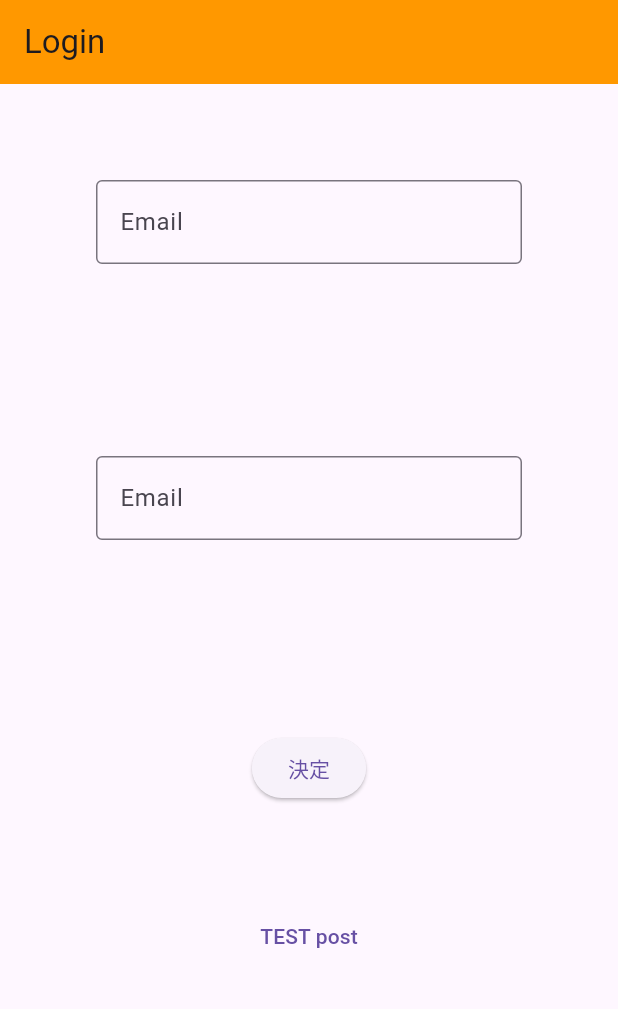
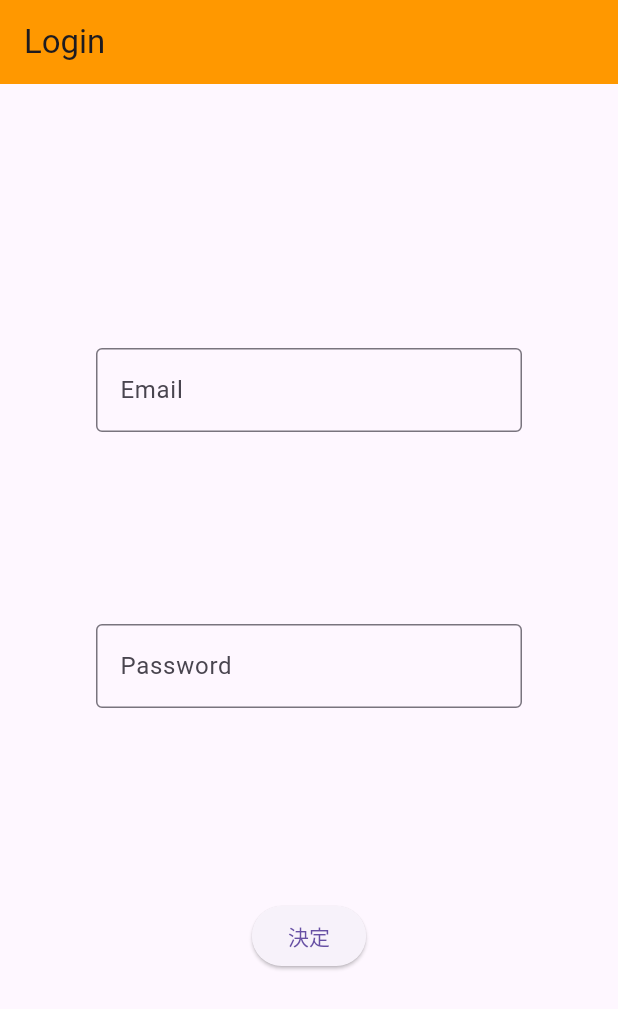
Before and after one commit to onion0904/segon_pix, a Flutter app: the screen it shows after launch, on a phone screen of 412 x 824 dp. Shown: the top 1009 px of the screen. Run offline on Flutter 3.47's test engine with Material 3 defaults, Android fonts, the phone set to English and light mode, and no system bars; our stand-ins replace flutter_hooks, go_router.

```diff
--- a/client/lib/screens/commons/sign_form.dart
+++ b/client/lib/screens/commons/sign_form.dart
@@ -40,7 +40,7 @@ class SignForm extends HookWidget {
             controller: passwordController,
             validator: passwordValiator,
             decoration: const InputDecoration(
-                              border: OutlineInputBorder(), labelText: "Email"),
+                              border: OutlineInputBorder(), labelText: "Password"),
                         ),
           ),
       Padding(
--- a/client/lib/screens/logins/logins.dart
+++ b/client/lib/screens/logins/logins.dart
@@ -3,7 +3,6 @@ import 'package:flutter_hooks/flutter_hooks.dart';
 import 'splash.dart';
 import 'sign_in.dart';
 import 'sign_up.dart';
-import 'test.dart';
 
 class Logins extends HookWidget {
   const Logins({super.key});
@@ -13,9 +12,6 @@ class Logins extends HookWidget {
     final index = useState(0);
 
     final loginUIList = [
-      Test(changeIndex: (int a) {
-        index.value = a;
-      }),
       const Splash(),
       SignIn(changeIndex: (int a) {
         index.value = a;
--- a/client/lib/screens/logins/sign_in.dart
+++ b/client/lib/screens/logins/sign_in.dart
@@ -12,9 +12,9 @@ class SignIn extends HookWidget {
     return Column(
       children: [
         SignForm(),
-        TextButton(
-        onPressed: () => changeIndex(0),
-        child: const Text("Go to Sign Up"),
+          TextButton(
+          onPressed: () => changeIndex(0),
+          child: const Text("Go to Sign Up"),
         ),
       ]
     );
--- a/client/lib/screens/logins/test.dart
+++ /dev/null
@@ -1,45 +0,0 @@
-import 'package:flutter/material.dart';
-import '../commons/sign_form.dart';
-import 'dart:convert';
-import 'package:http/http.dart' as http;
-
-class Test extends StatelessWidget {
-  final void Function(int) changeIndex;
-  const Test({super.key, required this.changeIndex});
-
-  @override
-  Widget build(context) {
-    return Column(children: [
-      SignForm(),
-      TextButton(
-          child: const Text("TEST post"),
-          onPressed: () async {
-            const user = TestUser();
-            await createAlbum(user);
-            changeIndex(0);
-          })
-    ]);
-  }
-}
-
-class TestUser {
-  final String name = "hoge";
-  final String profile = "fuga";
-  final String email = "unkofhc";
-  final int age = 1;
-
-  const TestUser();
-
-  Map<String, dynamic> toJson() =>
-      {"name": name, "profile": profile, "email": email, "age": age};
-}
-
-Future<http.Response> createAlbum(TestUser user) {
-  return http.post(
-    Uri.parse('http://localhost:8080/segon_pix/add/user'),
-    headers: <String, String>{
-      'Content-Type': 'application/json; charset=UTF-8',
-    },
-    body: jsonEncode(user.toJson()),
-  );
-}
```
Also changed, not shown: client/lib/model/user.dart (deleted, +0 -17 lines), client/lib/screens/hubs/hub.dart (+23 -27 lines), client/lib/screens/hubs/profile.dart (+22 -3 lines), client/lib/model/user.freezed.dart (deleted), 1 other file.
